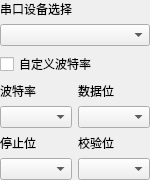
x-tools-author/x-tools, file src/serialport/SAKSerialPortDeviceController.ui: the form before one commit.
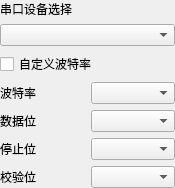
The form after the commit.

Commit message: 更改布局

```diff
--- a/src/serialport/SAKSerialPortDeviceController.ui
+++ b/src/serialport/SAKSerialPortDeviceController.ui
@@ -6,8 +6,8 @@
    <rect>
     <x>0</x>
     <y>0</y>
-    <width>144</width>
-    <height>148</height>
+    <width>175</width>
+    <height>176</height>
    </rect>
   </property>
   <property name="windowTitle">
@@ -28,31 +28,40 @@
    </property>
    <item row="5" column="0">
     <widget class="QLabel" name="label_4">
+     <property name="sizePolicy">
+      <sizepolicy hsizetype="Ignored" vsizetype="Preferred">
+       <horstretch>0</horstretch>
+       <verstretch>0</verstretch>
+      </sizepolicy>
+     </property>
      <property name="text">
       <string>停止位</string>
      </property>
     </widget>
    </item>
-   <item row="6" column="0">
-    <widget class="QComboBox" name="comboBoxStopbits"/>
-   </item>
-   <item row="5" column="1">
-    <widget class="QLabel" name="label_5">
-     <property name="text">
-      <string>校验位</string>
-     </property>
-    </widget>
-   </item>
-   <item row="6" column="1">
-    <widget class="QComboBox" name="comboBoxParity"/>
-   </item>
    <item row="3" column="0">
     <widget class="QLabel" name="label_2">
+     <property name="sizePolicy">
+      <sizepolicy hsizetype="Ignored" vsizetype="Preferred">
+       <horstretch>0</horstretch>
+       <verstretch>0</verstretch>
+      </sizepolicy>
+     </property>
      <property name="text">
       <string>波特率</string>
      </property>
     </widget>
    </item>
+   <item row="0" column="0" colspan="2">
+    <widget class="QLabel" name="label">
+     <property name="text">
+      <string>串口设备选择</string>
+     </property>
+    </widget>
+   </item>
+   <item row="6" column="1">
+    <widget class="QComboBox" name="comboBoxParity"/>
+   </item>
    <item row="4" column="1">
     <widget class="QComboBox" name="comboBoxDatabits">
      <property name="currentText">
@@ -63,30 +72,6 @@
      </property>
     </widget>
    </item>
-   <item row="2" column="0" colspan="2">
-    <widget class="QCheckBox" name="checkBoxCustomBaudrate">
-     <property name="text">
-      <string>自定义波特率</string>
-     </property>
-    </widget>
-   </item>
-   <item row="3" column="1">
-    <widget class="QLabel" name="label_3">
-     <property name="text">
-      <string>数据位</string>
-     </property>
-    </widget>
-   </item>
-   <item row="4" column="0">
-    <widget class="QComboBox" name="comboBoxBaudrate"/>
-   </item>
-   <item row="0" column="0" colspan="2">
-    <widget class="QLabel" name="label">
-     <property name="text">
-      <string>串口设备选择</string>
-     </property>
-    </widget>
-   </item>
    <item row="1" column="0" colspan="2">
     <widget class="QComboBox" name="comboBoxSerialports">
      <property name="sizePolicy">
@@ -103,6 +88,51 @@
      </property>
     </widget>
    </item>
+   <item row="3" column="1">
+    <widget class="QComboBox" name="comboBoxBaudrate"/>
+   </item>
+   <item row="4" column="0">
+    <widget class="QLabel" name="label_3">
+     <property name="sizePolicy">
+      <sizepolicy hsizetype="Ignored" vsizetype="Preferred">
+       <horstretch>0</horstretch>
+       <verstretch>0</verstretch>
+      </sizepolicy>
+     </property>
+     <property name="text">
+      <string>数据位</string>
+     </property>
+    </widget>
+   </item>
+   <item row="5" column="1">
+    <widget class="QComboBox" name="comboBoxStopbits"/>
+   </item>
+   <item row="6" column="0">
+    <widget class="QLabel" name="label_5">
+     <property name="sizePolicy">
+      <sizepolicy hsizetype="Ignored" vsizetype="Preferred">
+       <horstretch>0</horstretch>
+       <verstretch>0</verstretch>
+      </sizepolicy>
+     </property>
+     <property name="text">
+      <string>校验位</string>
+     </property>
+    </widget>
+   </item>
+   <item row="2" column="0" colspan="2">
+    <widget class="QCheckBox" name="checkBoxCustomBaudrate">
+     <property name="sizePolicy">
+      <sizepolicy hsizetype="Preferred" vsizetype="Fixed">
+       <horstretch>0</horstretch>
+       <verstretch>0</verstretch>
+      </sizepolicy>
+     </property>
+     <property name="text">
+      <string>自定义波特率</string>
+     </property>
+    </widget>
+   </item>
   </layout>
  </widget>
  <resources/>
```
